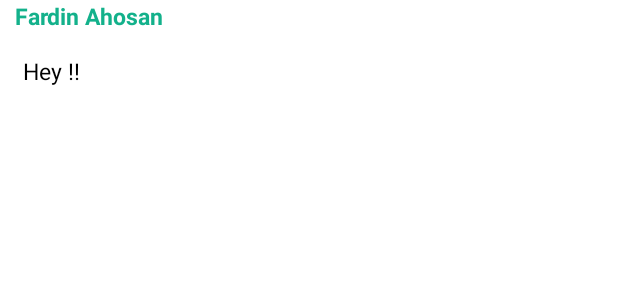
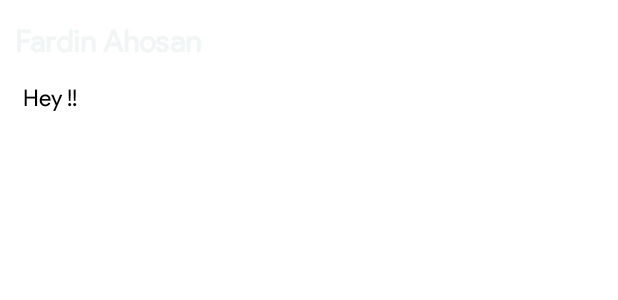
Before and after one commit to Asif-Ishtiaque/BAUET, an Android app: the layout chat_msg_row.xml on its own in the app's theme, with its tools: preview values and no code run, on a phone screen of 412 x 824 dp. Shown: the top 300 px of the screen. Run offline under Robolectric (Android 15) with nearby library versions, the phone set to English and light mode, and no system bars.

Commit message:
Chat Implanted v0.1

```diff
--- a/app/src/main/res/layout/chat_msg_row.xml
+++ b/app/src/main/res/layout/chat_msg_row.xml
@@ -8,22 +8,37 @@
     android:orientation="vertical">
 
         <TextView
+            android:fontFamily="@font/product_sans"
+            android:id="@+id/chat_time"
+            android:paddingLeft="10dp"
+            android:paddingRight="10dp"
+            android:layout_gravity="start"
+            android:textColor="@color/white"
+            android:gravity="center_vertical"
+            android:textSize="12sp"
+            android:textStyle="bold"
+            android:text="@string/chat_time"
+            android:layout_width="wrap_content"
+            android:layout_height="wrap_content" />
+
+        <TextView
+            android:fontFamily="@font/product_sans"
             android:id="@+id/author"
             android:paddingLeft="10dp"
             android:paddingRight="10dp"
             android:layout_gravity="start"
-            android:textColor="@color/green"
+            android:textColor="@color/semi_white"
             android:gravity="center_vertical"
-            android:textSize="15sp"
+            android:textSize="20sp"
             android:textStyle="bold"
             android:text="@string/author"
             android:layout_width="wrap_content"
             android:layout_height="wrap_content" />
 
         <TextView
+            android:fontFamily="@font/product_sans"
             android:id="@+id/message"
             android:layout_gravity="start"
-
             android:gravity="center_vertical"
             android:layout_width="wrap_content"
             android:layout_height="wrap_content"
@@ -34,4 +49,6 @@
             android:textColor="@android:color/primary_text_light"
             />
 
+
+
 </LinearLayout>
--- a/app/src/main/res/values/strings.xml
+++ b/app/src/main/res/values/strings.xml
@@ -31,6 +31,8 @@
     <string name="WEDNESDAY_FIRST_CLASS">10:06</string>
     <string name="WEDNESDAY_SECOND_CLASS">9:16</string>
     <string name="WEDNESDAY_THIRD_CLASS">10:42</string>
+
+    <string name="chat_time">00.00 AM</string>
 
 
     <string name="MCLASS_TIME">00.00</string>
```
Also changed, not shown: app/src/main/java/com/bauet/bauet/Chat.java (+55 -2 lines), app/src/main/java/com/bauet/bauet/bChat.java (added, +30 -0 lines), app/src/main/java/com/bauet/bauet/bChatListAdapter.java (added, +151 -0 lines), app/src/main/res/layout/activity_chat.xml (+22 -6 lines).
